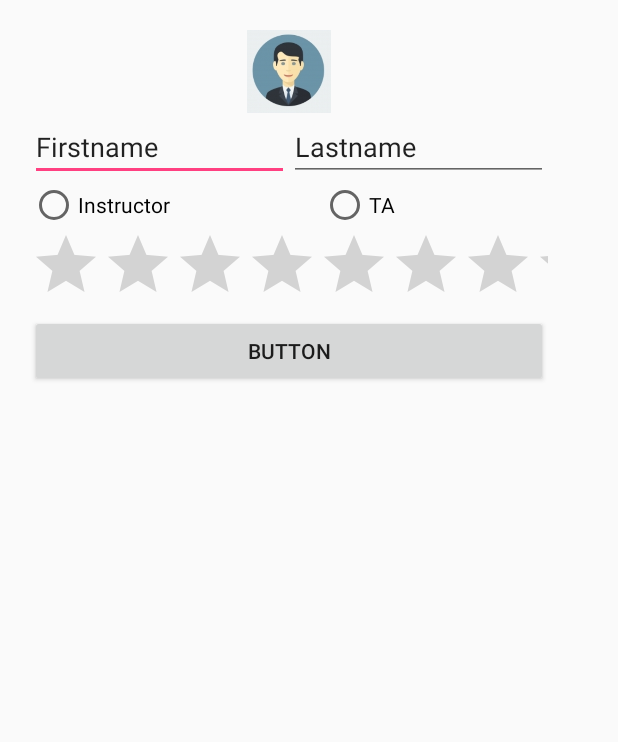
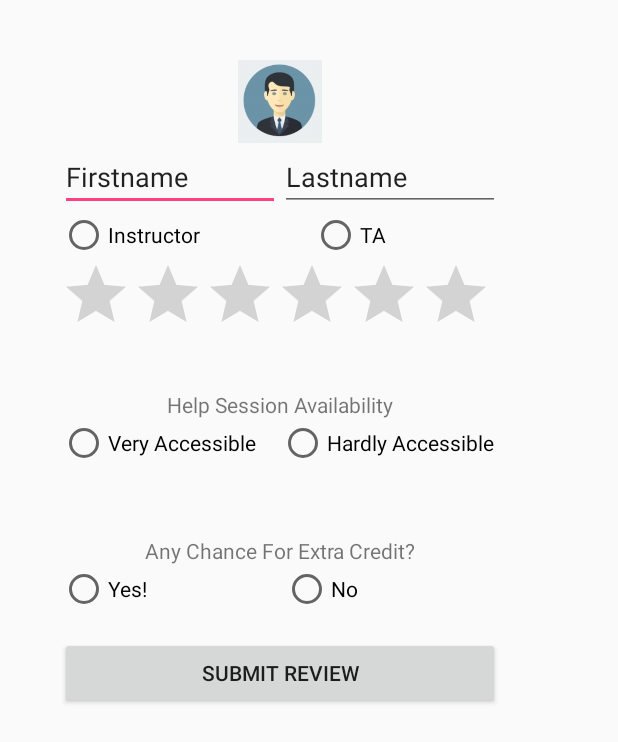
Before and after one commit to goelm/CS_408_Project_Original, an Android app: the layout add_info.xml on its own in the app's theme, with its tools: preview values and no code run, on a phone screen of 412 x 824 dp. Shown: the top 742 px of the screen. Run offline under Robolectric (Android 15) with nearby library versions, the phone set to English and light mode, and no system bars.

Commit message:
Added Scrollability on The Professor/TA Review Page and 2 more questions.

```diff
--- /dev/null
+++ b/app/src/main/java/com/mango/cs_408_project/CourseReview.java
@@ -0,0 +1,34 @@
+package com.mango.cs_408_project;
+
+
+import android.support.annotation.NonNull;
+import android.support.v7.app.AppCompatActivity;
+import android.os.Bundle;
+import android.util.Log;
+
+import com.facebook.CallbackManager;
+import com.facebook.login.widget.LoginButton;
+import com.google.firebase.auth.FirebaseAuth;
+import com.google.firebase.auth.FirebaseUser;
+
+import com.facebook.FacebookSdk;
+import com.facebook.appevents.AppEventsLogger;
+
+/**
+ * Created by elvin on 2/8/17.
+ */
+
+public class CourseReview extends AppCompatActivity{
+
+    // Initialize Facebook Login button
+    /*mCallbackManager = CallbackManager.Factory.create();
+    LoginButton loginButton = (LoginButton) findViewById(R.id.button_facebook_login);
+    loginButton.setReadPermissions("email", "public_profile");*/
+
+    @Override
+    protected void onCreate(Bundle savedInstanceState) {
+        super.onCreate(savedInstanceState);
+        setContentView(R.layout.activity_main);
+    }
+
+}
--- a/app/src/main/res/layout/add_info.xml
+++ b/app/src/main/res/layout/add_info.xml
@@ -1,5 +1,5 @@
 <?xml version="1.0" encoding="utf-8"?>
-<LinearLayout xmlns:android="http://schemas.android.com/apk/res/android"
+<ScrollView xmlns:android="http://schemas.android.com/apk/res/android"
     xmlns:app="http://schemas.android.com/apk/res-auto"
     android:layout_width="wrap_content"
     android:layout_height="wrap_content"
@@ -7,6 +7,19 @@
     android:padding="20dp"
     android:weightSum="1"
     android:orientation="vertical">
+
+    <LinearLayout
+        android:layout_width="wrap_content"
+        android:layout_height="wrap_content"
+        android:gravity="start"
+        android:padding="20dp"
+        android:weightSum="1"
+        android:orientation="vertical">
+
+        <TableRow
+            android:layout_width="match_parent"
+            android:layout_height="wrap_content"
+            android:layout_weight="0.73" />
 
         <ImageView
         android:layout_width="match_parent"
@@ -60,18 +73,85 @@
     </TableRow>
 
         <RatingBar
-        android:layout_width="match_parent"
+        android:layout_width="286dp"
         android:layout_height="match_parent"
         android:id="@+id/ratingBar"
         style="@style/Widget.AppCompat.RatingBar" />
 
 
+        <Space
+            android:layout_width="match_parent"
+            android:layout_height="30dp"
+            android:layout_weight="0.73" />
+
+        <TextView
+            android:text="Help Session Availability"
+            android:layout_width="match_parent"
+            android:layout_height="wrap_content"
+            android:id="@+id/textView1"
+            android:layout_weight="0.73"
+            android:gravity="center"/>
+
+        <TableRow
+            android:layout_width="match_parent"
+            android:layout_height="match_parent"
+            android:layout_marginBottom="@dimen/activity_vertical_margin"
+            android:layout_weight="0.73" >
+
+            <RadioButton
+                android:text="Very Accessible"
+                android:layout_width="wrap_content"
+                android:layout_height="wrap_content"
+                android:id="@+id/accessButton1" />
+
+            <RadioButton
+                android:text="Hardly Accessible"
+                android:layout_height="wrap_content"
+                android:layout_marginLeft="15dp"
+                android:id="@+id/accessButton2"
+                android:layout_width="wrap_content"
+                android:layout_weight="0.73" />
+        </TableRow>
+
+        <Space
+            android:layout_width="match_parent"
+            android:layout_height="30dp"
+            android:layout_weight="0.73" />
+
+        <TextView
+            android:text="Any Chance For Extra Credit?"
+            android:layout_width="match_parent"
+            android:layout_height="wrap_content"
+            android:id="@+id/textView2"
+            android:layout_weight="0.73"
+            android:gravity="center"/>
+
+        <TableRow
+            android:layout_width="match_parent"
+            android:layout_height="match_parent"
+            android:layout_marginBottom="@dimen/activity_vertical_margin"
+            android:layout_weight="0.73" >
+
+            <RadioButton
+                android:text="Yes!"
+                android:layout_width="wrap_content"
+                android:layout_height="wrap_content"
+                android:id="@+id/yesButton1" />
+
+            <RadioButton
+                android:text="@string/No"
+                android:layout_height="wrap_content"
+                android:layout_marginLeft="90dp"
+                android:id="@+id/noButton1"
+                android:layout_width="wrap_content"
+                android:layout_weight="0.73" />
+        </TableRow>
 
         <Button
-        android:text="Button"
-        android:layout_width="345dp"
-        android:layout_height="match_parent"
-        android:id="@+id/button2"
+            android:text="@string/submit_review"
+            android:layout_width="293dp"
+            android:layout_height="wrap_content"
+            android:id="@+id/submitBut"
             android:elevation="0dp" />
 
 
@@ -90,5 +170,5 @@
         </android.support.design.widget.TextInputLayout>
 
         -->
-
     </LinearLayout>
+</ScrollView>
--- a/app/src/main/res/values/strings.xml
+++ b/app/src/main/res/values/strings.xml
@@ -1,3 +1,5 @@
 <resources>
     <string name="app_name">CS_408_Project</string>
+    <string name="submit_review">SUBMIT REVIEW</string>
+    <string name="No">No</string>
 </resources>
```
Lines whose indentation alone changed are shown as unchanged.
